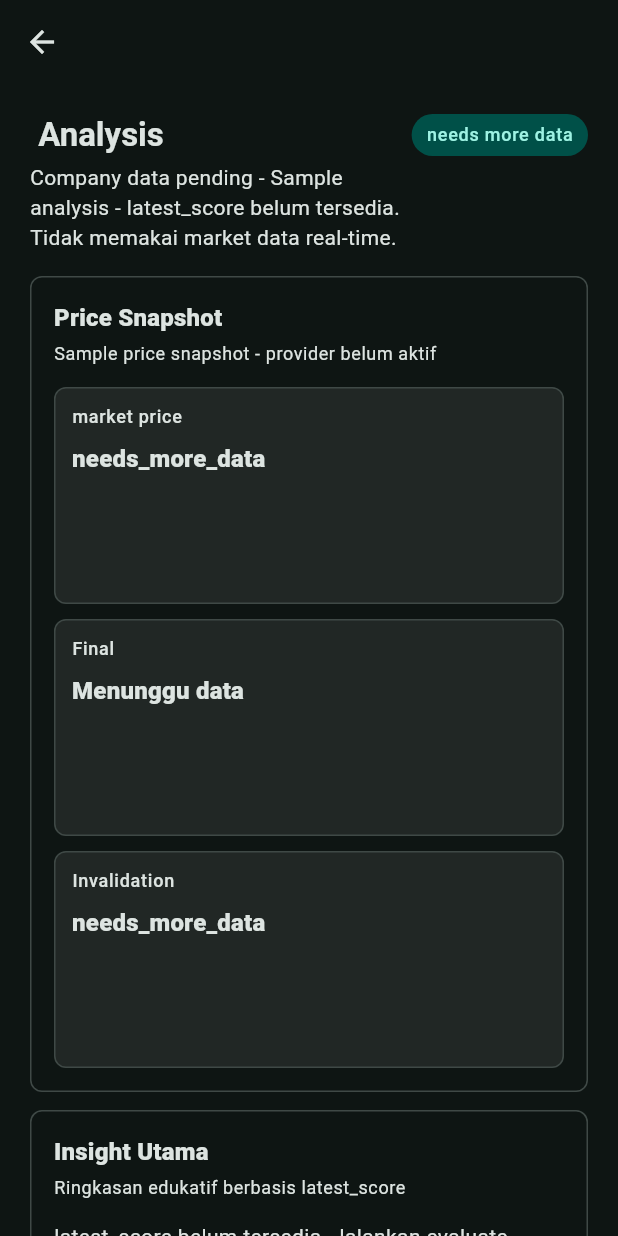
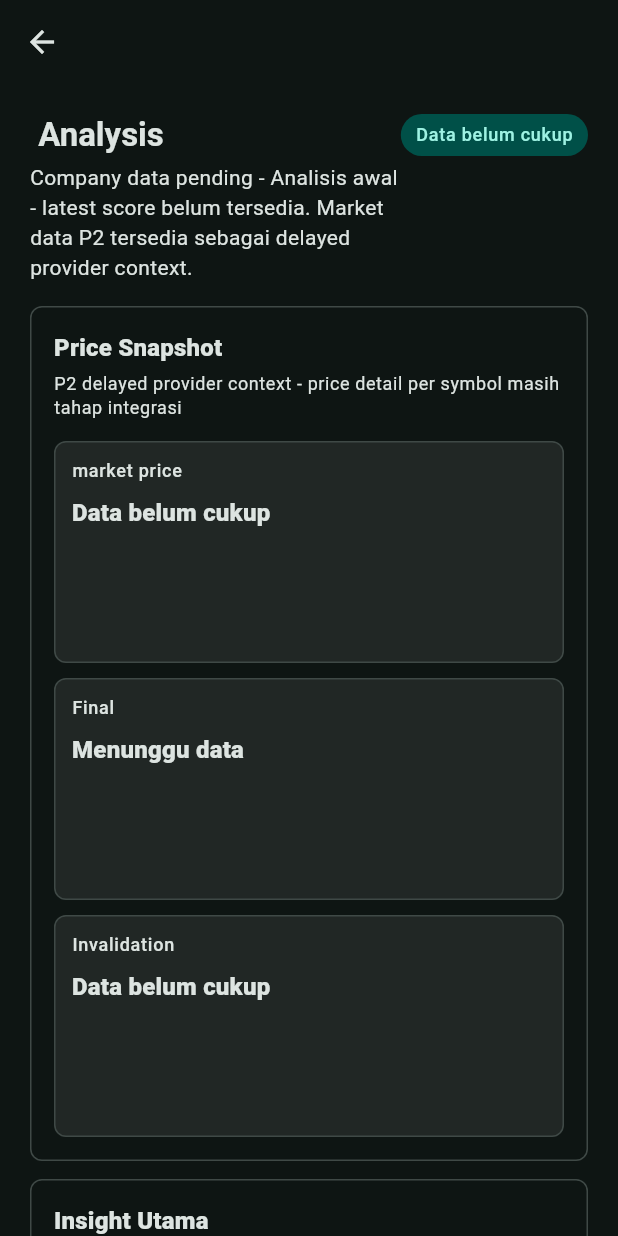
Before and after one commit to rafliantzm/stock-ai-advisor, a Flutter app: the StockDetailScreen screen opened directly with empty values, on a phone screen of 412 x 824 dp. Run offline on Flutter 3.47's test engine with Material 3 defaults, Android fonts, the phone set to English and light mode, and no system bars; our stand-ins replace supabase_flutter; accounts and stored records are empty.

Commit message:
Align market context and chart lab with live provider data

```diff
--- a/apps/mobile/lib/core/models/analysis_models.dart
+++ b/apps/mobile/lib/core/models/analysis_models.dart
@@ -10,7 +10,7 @@ class RiskWarning {
     }
     return RiskWarning(
       level: map['level']?.toString() ?? 'medium',
-      message: map['message']?.toString() ?? 'needs_more_data',
+      message: map['message']?.toString() ?? 'Data belum cukup',
       metric: map['metric']?.toString(),
     );
   }
@@ -85,7 +85,7 @@ class StockAnalysis {
           '-',
       companyName: symbol['company_name']?.toString() ?? 'Company data pending',
       candidateLabel:
-          latestScore['candidate_label']?.toString() ?? 'needs_more_data',
+          latestScore['candidate_label']?.toString() ?? 'Data belum cukup',
       overallScore: finalScore,
       technicalScore: _num(latestScore['technical_score']),
       harmonyScore: _num(latestScore['harmony_score']),
@@ -108,12 +108,17 @@ class StockAnalysis {
       technicalSetup:
           latestScore['technical_setup']?.toString() ?? 'needs_more_data',
       sourceLabel: latestScore.isEmpty
-          ? 'Sample analysis - latest_score belum tersedia'
-          : 'P1 analysis adapter - berbasis latest_score P0',
+          ? 'Analisis awal - latest score belum tersedia'
+          : 'Analisis P1 - berbasis latest score dan konteks provider P2 delayed',
     );
   }
 
   bool get hasScore => overallScore != null;
+
+  String get ruleVersionLabel {
+    if (ruleVersion == 'p0_dummy_scoring_v1') return 'Rule scoring awal';
+    return ruleVersion.replaceAll('_', ' ');
+  }
 
   static List<RiskWarning> _riskWarnings(Map<String, dynamic> latestScore) {
     final raw = latestScore['risk_warnings'] ?? latestScore['risk_warning'];
--- a/apps/mobile/lib/design_system/ui_components.dart
+++ b/apps/mobile/lib/design_system/ui_components.dart
@@ -100,7 +100,7 @@ class ScorePill extends StatelessWidget {
     if (value == null) return 'Menunggu data';
     final text = value.toString().trim();
     if (text.isEmpty || text == '-') return 'Menunggu data';
-    return text;
+    return humanizeUiText(text);
   }
 }
 
@@ -120,7 +120,7 @@ class StatusBadge extends StatelessWidget {
       child: Padding(
         padding: const EdgeInsets.symmetric(horizontal: 10, vertical: 6),
         child: Text(
-          label.replaceAll('_', ' '),
+          humanizeUiText(label),
           style: Theme.of(
             context,
           ).textTheme.labelMedium?.copyWith(color: scheme.onPrimaryContainer),
@@ -234,7 +234,7 @@ class MetricTile extends StatelessWidget {
     if (value == null) return 'Menunggu data';
     final text = value.toString().trim();
     if (text.isEmpty || text == '-') return 'Menunggu data';
-    return text;
+    return humanizeUiText(text);
   }
 }
 
@@ -265,14 +265,16 @@ class RiskWarningBox extends StatelessWidget {
                 crossAxisAlignment: CrossAxisAlignment.start,
                 children: [
                   Text(
-                    level == null ? 'risk warning' : 'risk warning - $level',
+                    level == null
+                        ? 'risk warning'
+                        : 'risk warning - ${humanizeUiText(level!)}',
                     style: Theme.of(context).textTheme.labelLarge?.copyWith(
                       color: scheme.onErrorContainer,
                     ),
                   ),
                   const SizedBox(height: 4),
                   Text(
-                    message,
+                    humanizeUiText(message),
                     style: TextStyle(color: scheme.onErrorContainer),
                   ),
                 ],
@@ -330,7 +332,9 @@ class CompactRiskWarningList extends StatelessWidget {
                         borderRadius: BorderRadius.circular(999),
                       ),
                       child: Text(
-                        item.level,
+                        humanizeUiText(item.level),
+                        // Level labels are intentionally compact, but still
+                        // humanized so backend enum names do not leak.
                         style: Theme.of(context).textTheme.labelSmall?.copyWith(
                           color: scheme.onErrorContainer,
                         ),
@@ -353,6 +357,33 @@ class CompactRiskWarningList extends StatelessWidget {
       ),
     );
   }
+}
+
+String humanizeUiText(Object? value) {
+  if (value == null) return 'Menunggu data';
+  final text = value.toString().trim();
+  if (text.isEmpty || text == '-') return 'Menunggu data';
+  final normalized = text.toLowerCase();
+  const exact = {
+    'needs_more_data': 'Data belum cukup',
+    'p0_dummy_scoring_v1': 'Rule scoring awal',
+    'sample_provider': 'Fallback sample provider',
+    'mixed_live_providers': 'Multi-provider live data',
+    'provider_chain_resolved': 'Provider live tersambung',
+    'alpha_vantage': 'Alpha Vantage',
+    'twelve_data': 'Twelve Data',
+    'eodhd': 'EODHD',
+    'delayed': 'Delayed Live Data',
+    'live': 'Live',
+    'stale': 'Stale',
+    'sample': 'Sample data',
+    'provider_backed_context': 'Provider-backed context',
+    'p2_provider_indicator_contract_v1': 'Rule indikator provider P2',
+    'p2_sample_indicator_v1': 'Rule indikator sample P2',
+  };
+  final mapped = exact[normalized];
+  if (mapped != null) return mapped;
+  return text.replaceAll('_', ' ');
 }
 
 class CompactRiskWarningItem {
@@ -379,7 +410,7 @@ class ResponsiveGrid extends StatelessWidget {
         final columns = (constraints.maxWidth / minWidth).floor().clamp(1, 4);
         return GridView.count(
           crossAxisCount: columns,
-          childAspectRatio: 2.35,
+          mainAxisExtent: 148,
           mainAxisSpacing: 10,
           crossAxisSpacing: 10,
           shrinkWrap: true,
--- a/apps/mobile/lib/features/chart_lab/chart_lab_screen.dart
+++ b/apps/mobile/lib/features/chart_lab/chart_lab_screen.dart
@@ -22,7 +22,8 @@ class ChartLabScreen extends StatelessWidget {
       children: [
         const AppSectionHeader(
           title: 'Chart Lab',
-          subtitle: 'Chart Lab preview - menunggu OHLCV provider.',
+          subtitle:
+              'Provider P2 sudah aktif sebagai delayed context; chart interaktif OHLCV masih tahap integrasi.',
         ),
         const SizedBox(height: 16),
         Card(
@@ -48,7 +49,7 @@ class ChartLabScreen extends StatelessWidget {
                     child: const Padding(
                       padding: EdgeInsets.all(16),
                       child: Text(
-                        'Chart Lab preview - menunggu OHLCV provider',
+                        'Provider-backed OHLCV cache sedang disiapkan untuk Chart Lab',
                       ),
                     ),
                   ),
@@ -60,11 +61,14 @@ class ChartLabScreen extends StatelessWidget {
         const SizedBox(height: 12),
         SectionCard(
           title: 'Strategy Overlay',
-          subtitle: 'Preview edukatif, belum analisis real-time.',
+          subtitle:
+              'Preview edukatif berbasis status provider P2; overlay penuh menyusul saat chart OHLCV aktif.',
           child: Wrap(
             spacing: 8,
             runSpacing: 8,
             children: [
+              const StatusBadge(label: 'Delayed Live Data'),
+              const StatusBadge(label: 'OHLCV cache pending'),
               for (final overlay in _overlays) StatusBadge(label: overlay),
             ],
           ),
@@ -73,7 +77,7 @@ class ChartLabScreen extends StatelessWidget {
         RiskWarningBox(
           level: 'preview',
           message:
-              'Belum ada OHLCV provider aktif, sehingga overlay hanya placeholder UI.',
+              'Data provider P2 sudah aktif sebagai delayed context. Chart Lab saat ini masih preview edukatif sampai endpoint OHLCV siap.',
         ),
       ],
     );
--- a/apps/mobile/lib/features/market_context/market_context_screen.dart
+++ b/apps/mobile/lib/features/market_context/market_context_screen.dart
@@ -60,7 +60,8 @@ class _MarketContextScreenState extends State<MarketContextScreen> {
     if (response == null) {
       return AsyncStateView(
         title: 'Market context kosong',
-        message: 'provider belum aktif atau sample data belum tersedia.',
+        message:
+            'Market context belum tersedia; jalankan sync market data atau refresh sesi.',
         action: FilledButton(onPressed: _load, child: const Text('Muat ulang')),
       );
     }
@@ -104,7 +105,7 @@ class _MarketContextScreenState extends State<MarketContextScreen> {
           SectionCard(
             title: '${market.marketCode} / ${market.indexSymbol}',
             subtitle:
-                '${response.provider.providerName} - ${response.provider.providerStatus}',
+                '${humanizeUiText(response.provider.providerName)} - ${humanizeUiText(response.provider.providerStatus)}',
             child: ResponsiveGrid(
               children: [
                 MetricTile(label: 'Market Status', value: market.marketStatus),
--- a/apps/mobile/lib/features/stock_detail/data/stock_analysis_repository.dart
+++ b/apps/mobile/lib/features/stock_detail/data/stock_analysis_repository.dart
@@ -20,7 +20,7 @@ class StockAnalysisRepository {
         modeScore: _average([technical, liquidity, risk]),
         label: 'wait confirmation',
         reason:
-            'Membutuhkan konfirmasi intraday dan volume. Data P1 masih berbasis latest_score, bukan market real-time.',
+            'Membutuhkan konfirmasi intraday dan volume. Data P1 memakai latest score; market data P2 tersedia sebagai delayed context untuk validasi lanjutan.',
         invalidationLevel: analysis.invalidationLevel,
         riskWarning: _riskLabel(risk),
       ),
@@ -36,7 +36,7 @@ class StockAnalysisRepository {
       ModeScore(
         mode: 'Hold Dividend',
         modeScore: _average([fundamental, risk, liquidity]),
-        label: 'needs_more_data',
+        label: 'Data belum cukup',
         reason:
             'Mode dividen membutuhkan data dividend yield dan corporate action yang belum aktif di P1.',
         invalidationLevel: analysis.invalidationLevel,
@@ -47,7 +47,7 @@ class StockAnalysisRepository {
         modeScore: _average([fundamental, technical, harmony]),
         label: 'risk controlled candidate',
         reason:
-            'Mode ini hanya menandai kandidat riset lanjutan. Validasi growth dan valuation belum real-time.',
+            'Mode ini hanya menandai kandidat riset lanjutan. Validasi growth dan valuation belum lengkap di P1.',
         invalidationLevel: analysis.invalidationLevel,
         riskWarning: 'Risiko volatilitas tinggi, gunakan invalidation level.',
       ),
@@ -56,7 +56,7 @@ class StockAnalysisRepository {
 
   String buildMainInsight(StockAnalysis analysis) {
     if (!analysis.hasScore) {
-      return 'latest_score belum tersedia. Jalankan evaluate-watchlist untuk menampilkan score dummy P0.';
+      return 'latest score belum tersedia. Jalankan evaluate-watchlist untuk menampilkan Rule scoring awal.';
     }
     return '${analysis.symbolCode} masuk kategori ${analysis.candidateLabel.replaceAll('_', ' ')}. Gunakan score sebagai bahan observasi, bukan instruksi transaksi.';
   }
--- a/apps/mobile/lib/features/stock_detail/stock_detail_screen.dart
+++ b/apps/mobile/lib/features/stock_detail/stock_detail_screen.dart
@@ -24,7 +24,7 @@ class StockDetailScreen extends StatelessWidget {
           AppSectionHeader(
             title: '${analysis.symbolCode} Analysis',
             subtitle:
-                '${analysis.companyName} - ${analysis.sourceLabel}. Tidak memakai market data real-time.',
+                '${analysis.companyName} - ${analysis.sourceLabel}. Market data P2 tersedia sebagai delayed provider context.',
             trailing: StatusBadge(label: analysis.candidateLabel),
           ),
           const SizedBox(height: 16),
@@ -66,10 +66,11 @@ class _PriceSnapshot extends StatelessWidget {
   Widget build(BuildContext context) {
     return SectionCard(
       title: 'Price Snapshot',
-      subtitle: 'Sample price snapshot - provider belum aktif',
+      subtitle:
+          'P2 delayed provider context - price detail per symbol masih tahap integrasi',
       child: ResponsiveGrid(
         children: [
-          const MetricTile(label: 'market price', value: 'needs_more_data'),
+          const MetricTile(label: 'market price', value: 'Data belum cukup'),
           MetricTile(label: 'Final', value: analysis.overallScore),
           MetricTile(label: 'Invalidation', value: analysis.invalidationLevel),
         ],
@@ -188,10 +189,10 @@ class _FundamentalSnapshot extends StatelessWidget {
       child: ResponsiveGrid(
         children: [
           MetricTile(label: 'Fundamental', value: analysis.fundamentalScore),
-          const MetricTile(label: 'growth context', value: 'needs_more_data'),
+          const MetricTile(label: 'growth context', value: 'Data belum cukup'),
           const MetricTile(
             label: 'valuation context',
-            value: 'needs_more_data',
+            value: 'Data belum cukup',
           ),
         ],
       ),
@@ -242,7 +243,7 @@ class _StrategyExplanation extends StatelessWidget {
       title: 'Strategy Explanation',
       subtitle: 'AI/RAG belum aktif',
       child: Text(
-        'P1 menampilkan penjelasan deterministik dari score backend. Rule version ${analysis.ruleVersion} menjadi sumber utama, sementara AI/RAG akan ditambahkan sebagai explanation layer pada tahap berikutnya.',
+        'P1 menampilkan penjelasan deterministik dari score backend. ${analysis.ruleVersionLabel} menjadi sumber utama, sementara AI/RAG akan ditambahkan sebagai explanation layer pada tahap berikutnya.',
       ),
     );
   }
```
Also changed, not shown: 2 other files.
